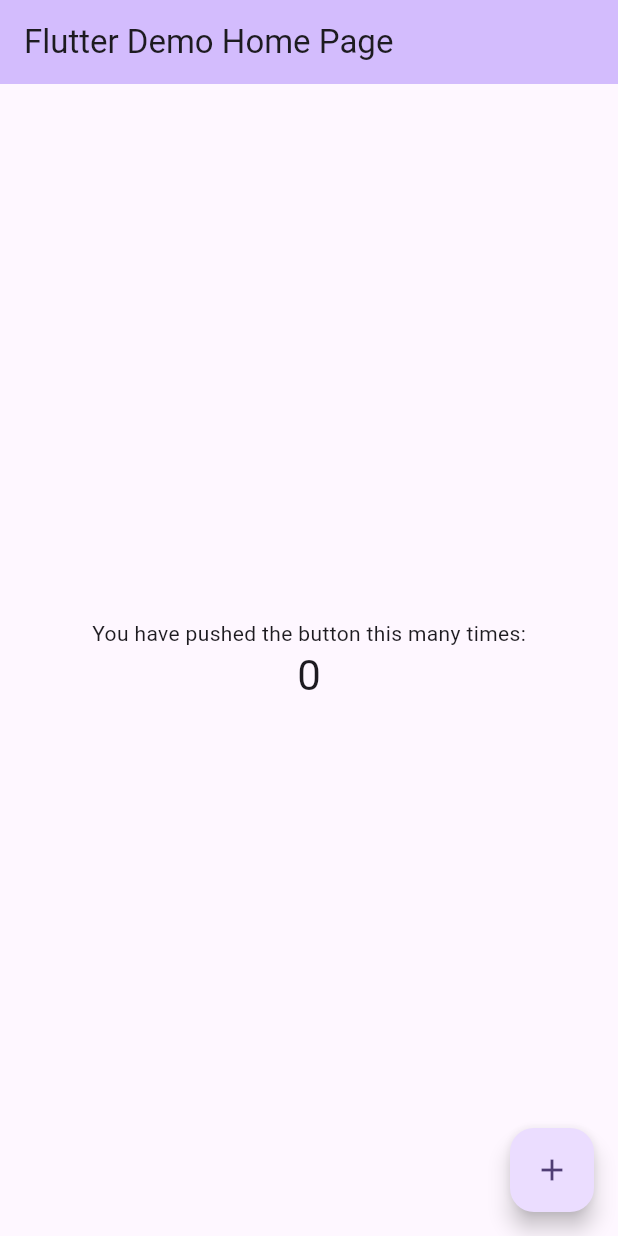
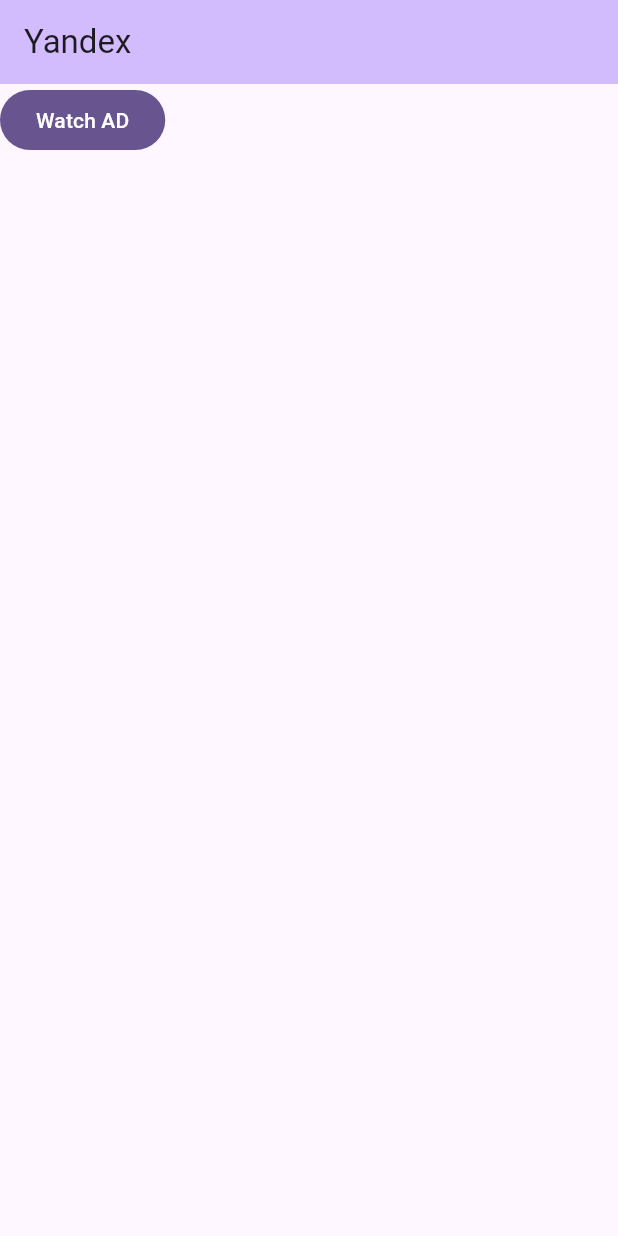
Before and after one commit to UmerGillani36/yandex-ad, a Flutter app: the screen it shows after launch, on a phone screen of 412 x 824 dp. Run offline on Flutter 3.47's test engine with Material 3 defaults, Android fonts, the phone set to English and light mode, and no system bars.

Commit message:
config yandex AD

```diff
--- a/lib/main.dart
+++ b/lib/main.dart
@@ -55,19 +55,6 @@ class MyHomePage extends StatefulWidget {
 }
 
 class _MyHomePageState extends State<MyHomePage> {
-  int _counter = 0;
-
-  void _incrementCounter() {
-    setState(() {
-      // This call to setState tells the Flutter framework that something has
-      // changed in this State, which causes it to rerun the build method below
-      // so that the display can reflect the updated values. If we changed
-      // _counter without calling setState(), then the build method would not be
-      // called again, and so nothing would appear to happen.
-      _counter++;
-    });
-  }
-
   @override
   Widget build(BuildContext context) {
     // This method is rerun every time setState is called, for instance as done
@@ -84,42 +71,13 @@ class _MyHomePageState extends State<MyHomePage> {
           backgroundColor: Theme.of(context).colorScheme.inversePrimary,
           // Here we take the value from the MyHomePage object that was created by
           // the App.build method, and use it to set our appbar title.
-        title: Text(widget.title),
+          title: Text('Yandex'),
         ),
-      body: Center(
-        // Center is a layout widget. It takes a single child and positions it
-        // in the middle of the parent.
-        child: Column(
-          // Column is also a layout widget. It takes a list of children and
-          // arranges them vertically. By default, it sizes itself to fit its
-          // children horizontally, and tries to be as tall as its parent.
-          //
-          // Column has various properties to control how it sizes itself and
-          // how it positions its children. Here we use mainAxisAlignment to
-          // center the children vertically; the main axis here is the vertical
-          // axis because Columns are vertical (the cross axis would be
-          // horizontal).
-          //
-          // TRY THIS: Invoke "debug painting" (choose the "Toggle Debug Paint"
-          // action in the IDE, or press "p" in the console), to see the
-          // wireframe for each widget.
-          mainAxisAlignment: MainAxisAlignment.center,
-          children: <Widget>[
-            const Text(
-              'You have pushed the button this many times:',
-            ),
-            Text(
-              '$_counter',
-              style: Theme.of(context).textTheme.headlineMedium,
-            ),
-          ],
-        ),
-      ),
-      floatingActionButton: FloatingActionButton(
-        onPressed: _incrementCounter,
-        tooltip: 'Increment',
-        child: const Icon(Icons.add),
-      ), // This trailing comma makes auto-formatting nicer for build methods.
-    );
+        body: FilledButton(
+          child: Text('Watch AD'),
+          onPressed: () {
+            print('Text Button Tapped');
+          },
+        ));
   }
 }
--- a/pubspec.yaml
+++ b/pubspec.yaml
@@ -35,6 +35,7 @@ dependencies:
   # The following adds the Cupertino Icons font to your application.
   # Use with the CupertinoIcons class for iOS style icons.
   cupertino_icons: ^1.0.6
+  yandex_mobileads: ^7.0.1
 
 dev_dependencies:
   flutter_test:
```
Also changed, not shown: pubspec.lock, 4 other files. Lines whose indentation alone changed are shown as unchanged.
